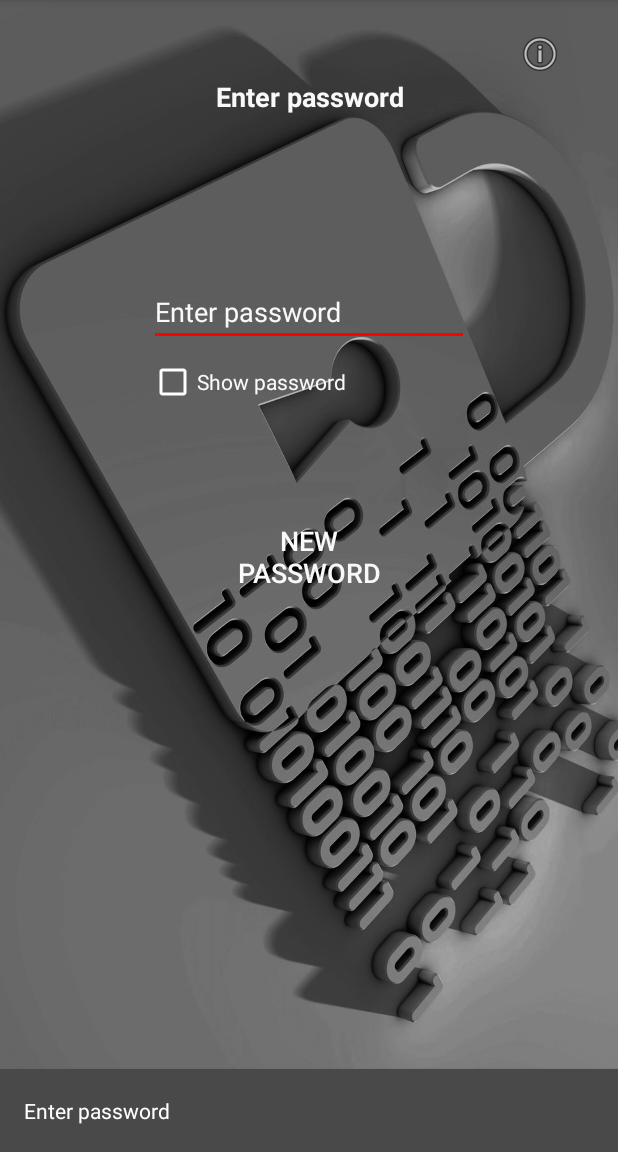
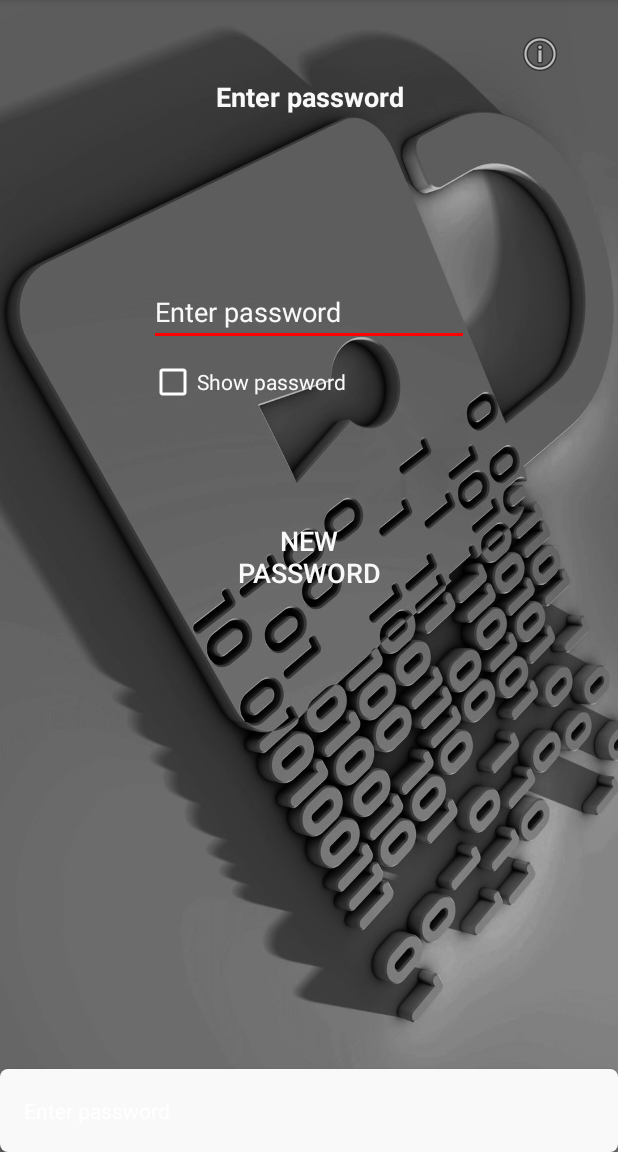
Before and after one commit to Ghedzik/CryptoBook1-lite, an Android app: the screen it shows after launch (loginActivity), after a tap on "NEW PASSWORD", on a phone screen of 412 x 824 dp, the part 84-1236 px from its top. Run offline under Robolectric (Android 15) with nearby library versions, the phone set to English and light mode, and no system bars.

Commit message:
Финал перед публикацией

```diff
--- a/app/src/main/res/drawable/toast_border.xml
+++ b/app/src/main/res/drawable/toast_border.xml
@@ -8,7 +8,7 @@
         android:right="4dp"
         android:top="4dp" />
 
-    <corners android:radius="0dp" />
+    <corners android:radius="5dp" />
 
-    <solid android:color="@color/сolorBackgroundBlack"/>
+    <solid android:color="@color/сolorTextBlack"/>
 </shape>
--- a/app/src/main/res/drawable/toast_border_warning.xml
+++ b/app/src/main/res/drawable/toast_border_warning.xml
@@ -8,7 +8,7 @@
         android:right="4dp"
         android:top="4dp" />
 
-    <corners android:radius="0dp" />
+    <corners android:radius="5dp" />
 
     <solid android:color="@color/colorAccent"/>
 </shape>
```
